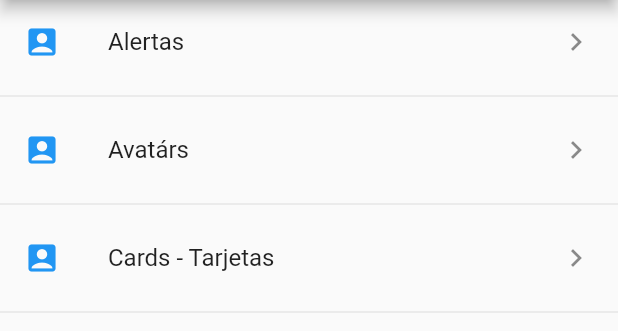
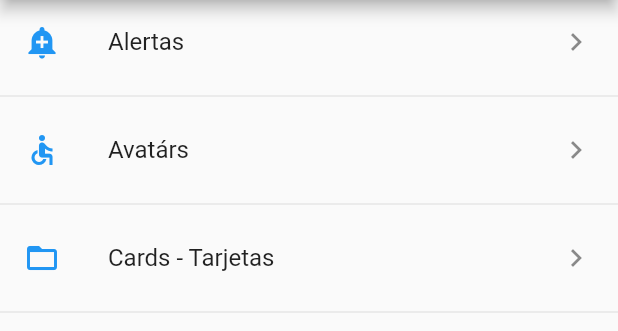
Before and after one commit to CristianGaona/App-Componentes-Flutter, a Flutter app: the screen it shows after launch, on a phone screen of 412 x 824 dp, the part 84-415 px from its top. Run offline on Flutter 3.47's test engine with Material 2 defaults, Android fonts, the phone set to English and light mode, and no system bars.

Commit message:
Lectura de iconos por Strings

```diff
--- a/lib/src/pages/home_page.dart
+++ b/lib/src/pages/home_page.dart
@@ -1,4 +1,5 @@
 import 'package:componentes/src/pages/providers/menu_provider.dart';
+import 'package:componentes/src/pages/utils/icono_string_util.dart';
 import 'package:flutter/material.dart';
 
 class HomePage extends StatelessWidget {
@@ -30,7 +31,7 @@ class HomePage extends StatelessWidget {
     data.forEach((opt){
       final widgetTemp = ListTile(
       title: Text(opt ['texto']),
-      leading: Icon(Icons.account_box, color: Colors.blue),
+      leading: getIcon(opt['icon']),
       trailing: Icon(Icons.keyboard_arrow_right),
       onTap: (){
 
--- /dev/null
+++ b/lib/src/pages/utils/icono_string_util.dart
@@ -0,0 +1,11 @@
+import 'package:flutter/material.dart';
+
+final _icons = <String, IconData>{
+'add_alert'    : Icons.add_alert,
+'accessibility': Icons.accessible,
+'folder_open'  : Icons.folder_open,
+};
+
+Icon getIcon ( String nombreIcono){
+  return Icon(_icons[nombreIcono], color: Colors.blue);
+}
```
